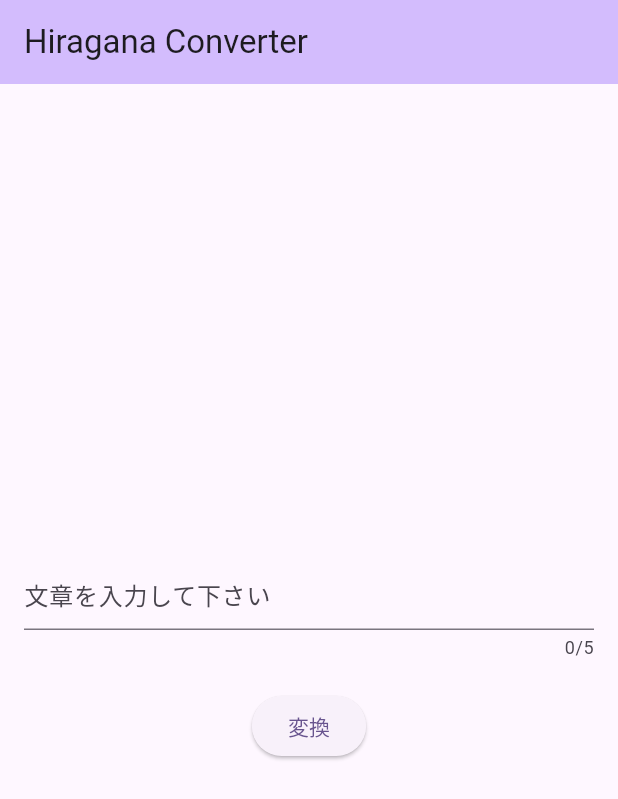
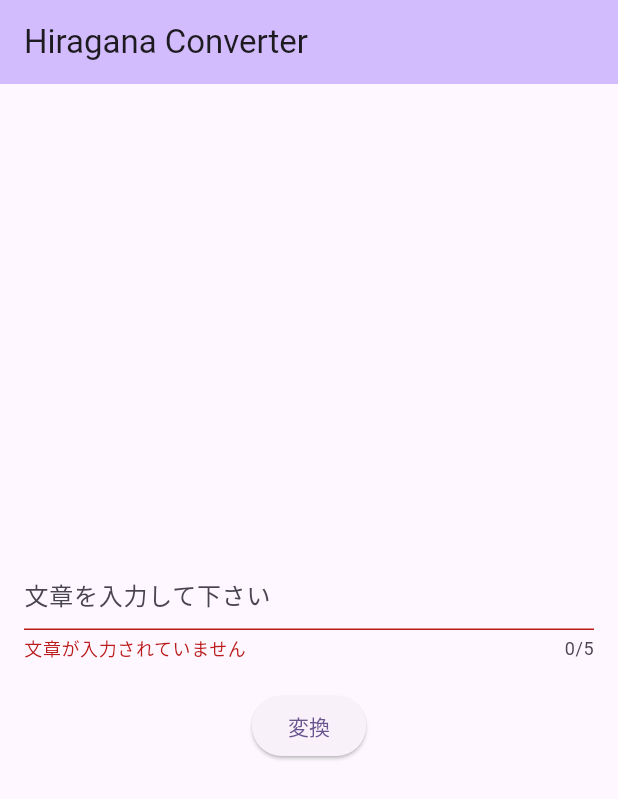
Before and after one commit to sakagoo/hiragana_converter, a Flutter app: the screen it shows after launch, after a tap on "変換", on a phone screen of 412 x 824 dp. Shown: the top 799 px of the screen. Run offline on Flutter 3.47's test engine with Material 3 defaults, Android fonts, the phone set to English and light mode, and no system bars.

Commit message:
入力値のバリデーション

```diff
--- a/lib/input_form.dart
+++ b/lib/input_form.dart
@@ -8,23 +8,39 @@ class InputForm extends StatefulWidget {
 }
 
 class _InputFormState extends State<InputForm> {
+  final _formKey = GlobalKey<FormState>();
+
   @override
   Widget build(BuildContext context) {
-    return Column(
+    return Form(
+      key: _formKey,
+      child: Column(
         mainAxisAlignment: MainAxisAlignment.center,
         children: [
-        const Padding(
-          padding: EdgeInsets.symmetric(horizontal: 16),
-          child: TextField(
+          Padding(
+            padding: const EdgeInsets.symmetric(horizontal: 16),
+            child: TextFormField(
               maxLength: 5,
-            decoration: InputDecoration(hintText: '文章を入力して下さい'),
+              decoration: const InputDecoration(hintText: '文章を入力して下さい'),
+              validator: (value) {
+                if (value == null || value.isEmpty) {
+                  return '文章が入力されていません';
+                }
+                return null;
+              },
             ),
           ),
           const SizedBox(
             height: 20,
           ),
-        ElevatedButton(onPressed: () {}, child: const Text('変換'))
+          ElevatedButton(
+              onPressed: () {
+                final formState = _formKey.currentState!;
+                formState.validate();
+              },
+              child: const Text('変換'))
         ],
+      ),
     );
   }
 }
```
Lines whose indentation alone changed are shown as unchanged.
